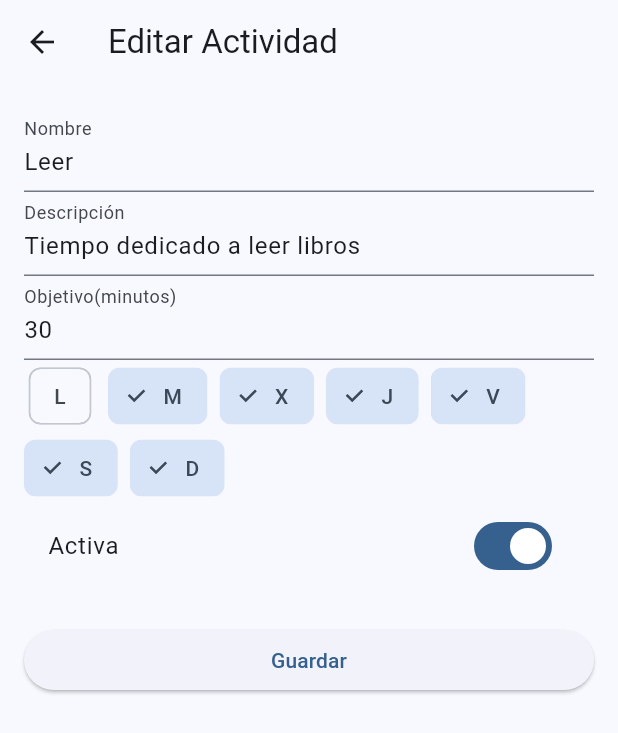
After one commit to juan-tamarit/Cronos, a Flutter app: the ActivityFormScreen screen opened directly with sample values from the repository, on a phone screen of 412 x 824 dp. The commit adds this screen. Shown: the top 733 px of the screen. Run offline on Flutter 3.47's test engine with Material 3 defaults, Android fonts, the phone set to English and light mode, and no system bars; our stand-ins replace sqflite; accounts and stored records are empty.

Commit message:
Activity_form_screen

```diff
--- a/lib/screens/activities_list_screen.dart
+++ b/lib/screens/activities_list_screen.dart
@@ -2,6 +2,7 @@ import 'package:cronos/models/activity.dart';
 import 'package:cronos/screens/activity_screen.dart';
 import 'package:flutter/material.dart';
 import '../db/activity_dao.dart';
+import 'activity_form_screen.dart';
 
 class ActivitiesListScreen extends StatefulWidget{
   const ActivitiesListScreen({super.key});
--- /dev/null
+++ b/lib/screens/activity_form_screen.dart
@@ -0,0 +1,151 @@
+import 'package:cronos/db/activity_dao.dart';
+import 'package:cronos/models/activity.dart';
+import 'package:flutter/material.dart';
+
+class ActivityFormScreen extends StatefulWidget{
+  final Activity? activity;
+  const ActivityFormScreen({super.key,this.activity});
+
+  @override
+  State<ActivityFormScreen> createState()=> _ActivityFormScreenState();
+}
+
+class _ActivityFormScreenState extends State<ActivityFormScreen>{
+  final _formKey = GlobalKey<FormState>();
+
+  late TextEditingController _nameController;
+  late TextEditingController _descriptionController;
+  late TextEditingController _objetiveController;
+
+  List <int> _daysWeek=[];
+  bool _active=true;
+
+  @override
+  void initState() {
+    super.initState();
+
+    _nameController=TextEditingController(text: widget.activity?.name??'');
+    _descriptionController=TextEditingController(text:widget.activity?.description??'');
+    _objetiveController=TextEditingController(text: widget.activity?.objetiveMinutes.toString()??'');
+
+    _daysWeek= widget.activity?.daysWeek?? [];
+    _active= widget.activity?.active ?? true;
+  }
+  @override
+  Widget build(BuildContext context) {
+    return Scaffold(
+      appBar: AppBar(title: Text( widget.activity==null
+        ? 'Nueva Actividad'
+        : 'Editar Actividad'),
+      ),
+      body:Padding(
+        padding: const EdgeInsets.all(16),
+        child: Form(
+          key: _formKey,
+          child:ListView(
+            children: [
+              _buildNameField(),
+              _buildDescriptionField(),
+              _buildObjetiveField(),
+              _buildDaysSelector(),
+              _buildActiveSwitch(),
+              const SizedBox(height:24),
+              _buildSveButton()
+            ]
+          ),
+        )
+      )
+    );
+  }
+
+  Widget _buildNameField(){
+    return TextFormField(
+      controller: _nameController,
+      decoration: const InputDecoration(labelText: 'Nombre'),
+      validator: (value){
+        if (value==null|| value.trim().isEmpty){
+          return 'El nombre es obligatorio';
+        }
+        return null;
+      }
+    );
+  }
+  Widget _buildDescriptionField(){
+    return TextFormField(
+      controller: _descriptionController,
+      decoration: const InputDecoration(labelText: 'Descripción'),
+    );
+  }
+  Widget _buildObjetiveField(){
+    return TextFormField(
+      controller: _objetiveController,
+      keyboardType: TextInputType.number,
+      decoration: const InputDecoration(labelText: 'Objetivo(minutos)'),
+      validator: (value){
+        if (value==null|| int.tryParse(value)==null){
+          return 'Introduce un número válido';
+        }
+        return null;
+      }
+    );
+  }
+  Widget _buildDaysSelector(){
+    final days=['L','M','X','J','V','S','D'];
+
+    return Wrap(
+      spacing: 8,
+      children: List.generate(days.length,(index){
+        return FilterChip(
+          label: Text(days[index]),
+          selected: _daysWeek.contains(index),
+          onSelected: (selected){
+            setState(() {
+              selected
+              ? _daysWeek.add(index)
+              : _daysWeek.remove(index);
+            });
+          }
+        );
+      })
+    );
+  }
+
+  Widget _buildActiveSwitch(){
+    return SwitchListTile(
+      title: const Text('Activa'),
+      value: _active,
+      onChanged: (value){
+        setState(() {
+          _active=value;
+        });
+      }
+    );
+  }
+  Widget _buildSveButton(){
+    return ElevatedButton(
+      onPressed: _save,
+      child: const Text('Guardar')
+    );
+  }
+
+  Future <void> _save() async{
+    if(!_formKey.currentState!.validate()) return;
+
+    final activity=Activity(
+      id: widget.activity?.id,
+      name: _nameController.text.trim(),
+      description: _descriptionController.text.trim(),
+      objetiveMinutes: int.parse(_objetiveController.text),
+      daysWeek: _daysWeek,
+      active: _active
+    );
+    final dao= ActivityDao();
+
+    if(widget.activity==null){
+      await dao.insert(activity);
+    }else{
+      await dao.update(activity);
+    }
+    Navigator.pop(context,true);
+  }
+}
```
